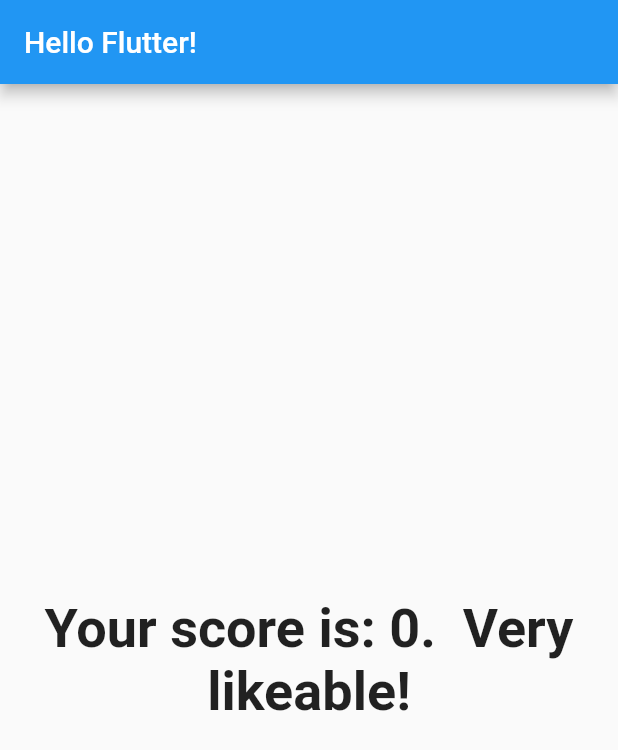
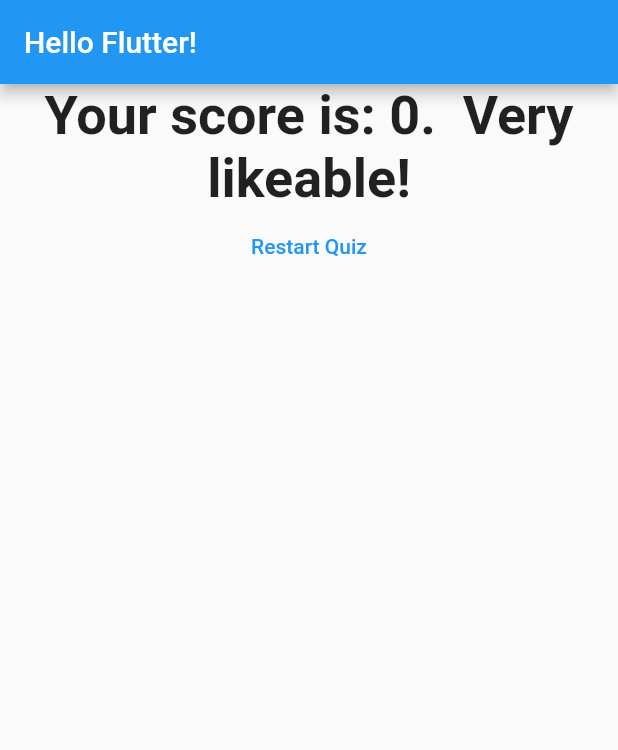
Before and after one commit to arnab/fultter_playground_quiz_app, a Flutter app: the screen it shows after launch, after a tap on "Blue", after a tap on "Cat", after a tap on "Kotlin", on a phone screen of 412 x 824 dp. Shown: the top 750 px of the screen. Run offline on Flutter 3.47's test engine with Material 2 defaults, Android fonts, the phone set to English and light mode, and no system bars.

Commit message:
restart quiz

```diff
--- a/lib/main.dart
+++ b/lib/main.dart
@@ -60,6 +60,13 @@ class _MyAppState extends State<MyApp> {
     });
   }
 
+  void _resetQuiz() {
+    setState(() {
+      _questionNum = 0;
+      _totalScore = 0;
+    });
+  }
+
   @override
   Widget build(BuildContext context) {
     final moreQuestionsLeft = _questionNum < _questions.length;
@@ -79,7 +86,7 @@ class _MyAppState extends State<MyApp> {
                     as List<Map<String, Object>>,
                 fnAnswerQuestion: (() => _answerQuestion(Random().nextInt(10))),
               )
-            : Result(_totalScore),
+            : Result(_totalScore, _resetQuiz),
       ),
     );
   }
--- a/lib/result.dart
+++ b/lib/result.dart
@@ -2,8 +2,9 @@ import 'package:flutter/material.dart';
 
 class Result extends StatelessWidget {
   final int score;
+  final VoidCallback resetHandler;
 
-  const Result(this.score, {super.key});
+  const Result(this.score, this.resetHandler, {super.key});
 
   String get resultPhrase {
     String resultText = 'Your score is: $score. ';
@@ -18,10 +19,21 @@ class Result extends StatelessWidget {
   @override
   Widget build(BuildContext context) {
     return Center(
-      child: Text(
-        resultPhrase,
-        textAlign: TextAlign.center,
-        style: const TextStyle(fontSize: 36, fontWeight: FontWeight.bold),
+      child: Column(
+        children: [
+          Text(
+            resultPhrase,
+            textAlign: TextAlign.center,
+            style: const TextStyle(fontSize: 36, fontWeight: FontWeight.bold),
+          ),
+          TextButton(
+            onPressed: resetHandler,
+            style: ButtonStyle(
+              foregroundColor: MaterialStateProperty.all(Colors.blue),
+            ),
+            child: const Text('Restart Quiz'),
+          )
+        ],
       ),
     );
   }
```
